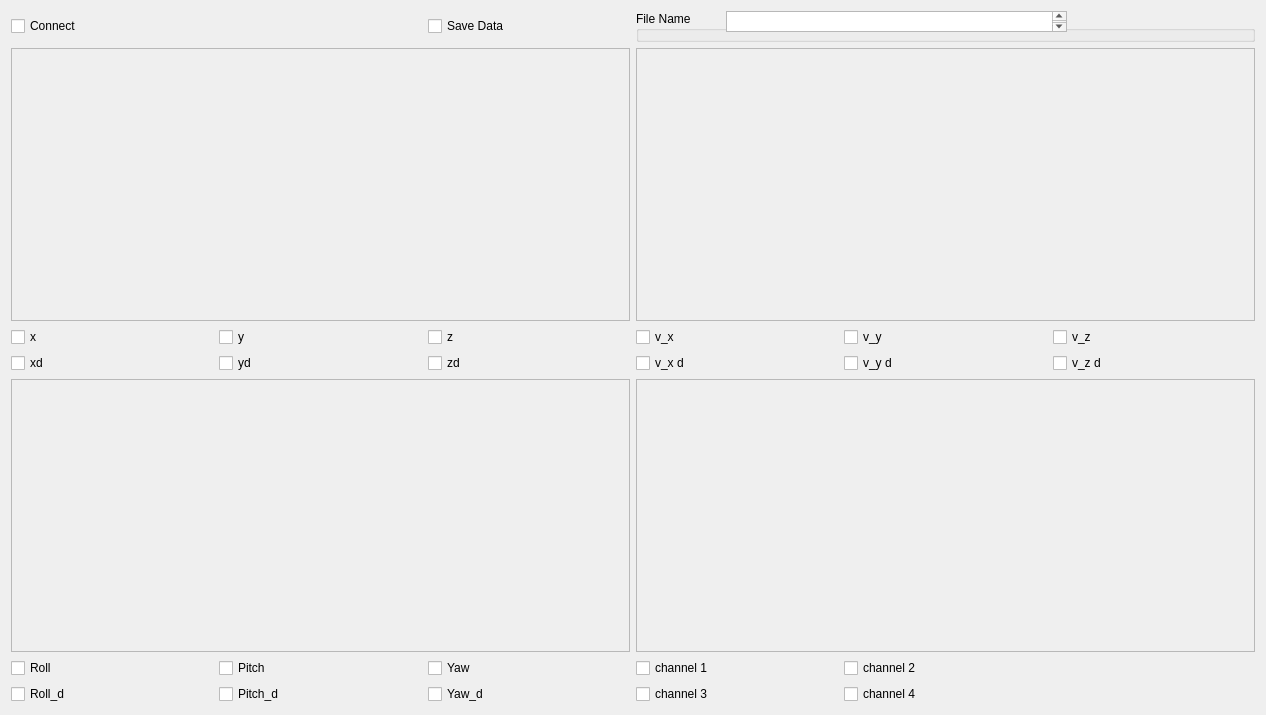
Old version of the form gui/src/gui/positionPlot.ui in the repository massimilianop/sml_under_development.
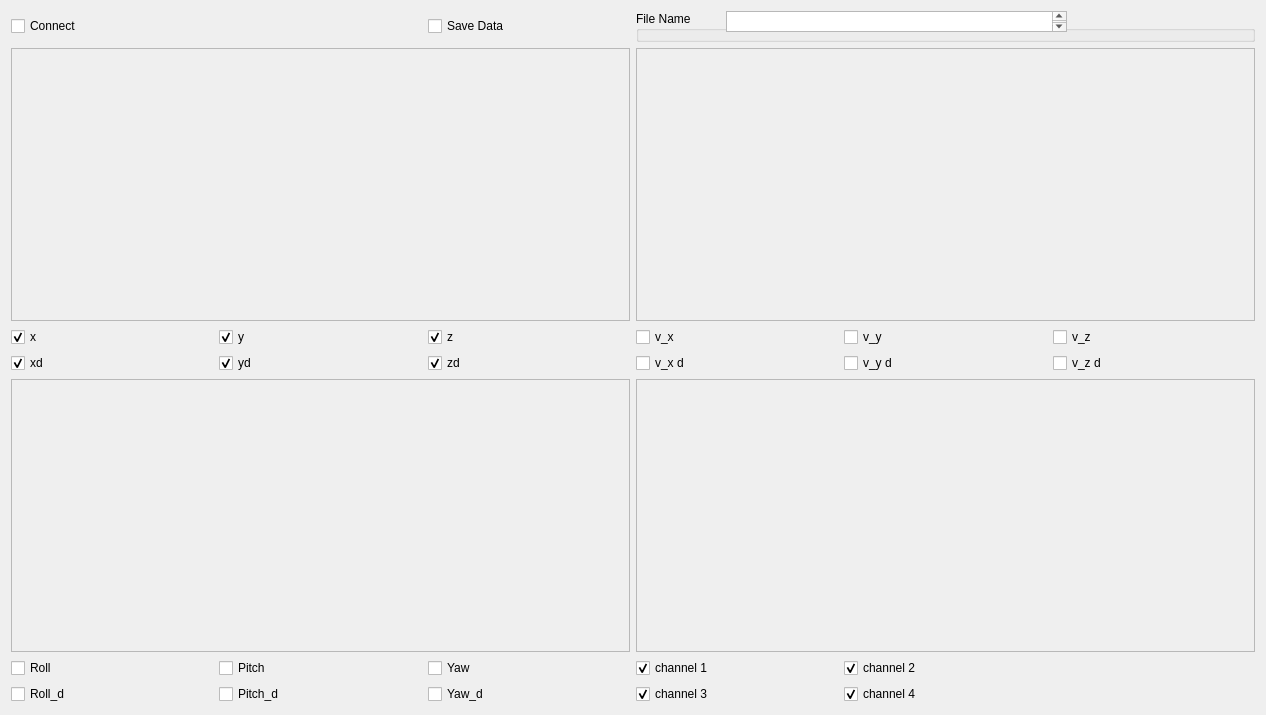
New version of the form.

```diff
--- a/gui/src/gui/positionPlot.ui
+++ b/gui/src/gui/positionPlot.ui
@@ -22,6 +22,9 @@
      <property name="text">
       <string>x</string>
      </property>
+     <property name="checked">
+      <bool>true</bool>
+     </property>
     </widget>
    </item>
    <item row="8" column="1">
@@ -29,6 +32,9 @@
      <property name="text">
       <string>xd</string>
      </property>
+     <property name="checked">
+      <bool>true</bool>
+     </property>
     </widget>
    </item>
    <item row="8" column="2">
@@ -36,6 +42,9 @@
      <property name="text">
       <string>yd</string>
      </property>
+     <property name="checked">
+      <bool>true</bool>
+     </property>
     </widget>
    </item>
    <item row="6" column="2">
@@ -43,6 +52,9 @@
      <property name="text">
       <string>y</string>
      </property>
+     <property name="checked">
+      <bool>true</bool>
+     </property>
     </widget>
    </item>
    <item row="8" column="3">
@@ -50,6 +62,9 @@
      <property name="text">
       <string>zd</string>
      </property>
+     <property name="checked">
+      <bool>true</bool>
+     </property>
     </widget>
    </item>
    <item row="20" column="1">
@@ -127,6 +142,9 @@
      <property name="text">
       <string>z</string>
      </property>
+     <property name="checked">
+      <bool>true</bool>
+     </property>
     </widget>
    </item>
    <item row="6" column="6">
@@ -202,6 +220,9 @@
      <property name="text">
       <string>channel 1</string>
      </property>
+     <property name="checked">
+      <bool>true</bool>
+     </property>
     </widget>
    </item>
    <item row="20" column="5">
@@ -209,6 +230,9 @@
      <property name="text">
       <string>channel 2</string>
      </property>
+     <property name="checked">
+      <bool>true</bool>
+     </property>
     </widget>
    </item>
    <item row="21" column="5">
@@ -216,6 +240,9 @@
      <property name="text">
       <string>channel 4</string>
      </property>
+     <property name="checked">
+      <bool>true</bool>
+     </property>
     </widget>
    </item>
    <item row="21" column="4">
@@ -223,6 +250,9 @@
      <property name="text">
       <string>channel 3</string>
      </property>
+     <property name="checked">
+      <bool>true</bool>
+     </property>
     </widget>
    </item>
    <item row="0" column="4" colspan="3">
```
Left out of the diff: 3 changed lines with no effect on the pictures.
